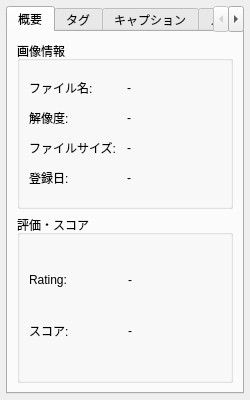
Before: the Qt Designer form src/lorairo/gui/designer/SelectedImageDetailsWidget.ui in NEXTAltair/LoRAIro, drawn with Qt 5.
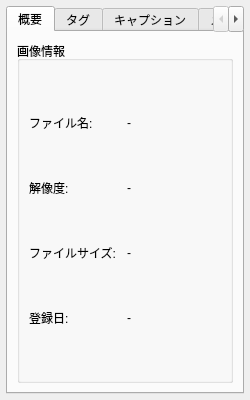
After: the same form once the commit is applied. Custom widgets are drawn as their Qt base class.

Commit message:
refactor: Integrate Rating/Score editing into Image Details tab
統合右パネルレイアウトを実装し、タブ数を削減しました。

変更内容:
- タブ数: 3タブ → 2タブ（Rating/Score編集タブを画像詳細タブに統合）
- Stretch比率: 3:1:2 → 3:1
- RatingScoreEditWidgetを画像詳細タブ内に配置

主要変更:
- MainWindow.ui: tabRatingScoreEdit削除、stretch属性変更
- SelectedImageDetailsWidget.ui: groupBoxRatingScore削除
- SelectedImageDetailsWidget: RatingScoreEditWidget統合、シグナル転送実装
- MainWindow: イベント接続をSelectedImageDetailsWidget経由に変更

機能維持:
- すべてのRating/Score編集機能は保持
- シグナル転送により既存のイベントハンドラと互換性維持

Diff of the .ui file:
```diff
--- a/src/lorairo/gui/designer/SelectedImageDetailsWidget.ui
+++ b/src/lorairo/gui/designer/SelectedImageDetailsWidget.ui
@@ -158,67 +158,6 @@
          </layout>
         </widget>
        </item>
-       <item>
-        <widget class="QGroupBox" name="groupBoxRatingScore">
-         <property name="title">
-          <string>評価・スコア</string>
-         </property>
-         <layout class="QGridLayout" name="gridLayoutRatingScore">
-          <item row="0" column="0">
-           <widget class="QLabel" name="labelRating">
-            <property name="text">
-             <string>Rating:</string>
-            </property>
-            <property name="sizePolicy">
-             <sizepolicy hsizetype="Preferred" vsizetype="Fixed">
-              <horstretch>0</horstretch>
-              <verstretch>0</verstretch>
-             </sizepolicy>
-            </property>
-           </widget>
-          </item>
-          <item row="0" column="1">
-           <widget class="QLabel" name="labelRatingValue">
-            <property name="text">
-             <string>-</string>
-            </property>
-            <property name="sizePolicy">
-             <sizepolicy hsizetype="Preferred" vsizetype="Fixed">
-              <horstretch>0</horstretch>
-              <verstretch>0</verstretch>
-             </sizepolicy>
-            </property>
-           </widget>
-          </item>
-          <item row="1" column="0">
-           <widget class="QLabel" name="labelScore">
-            <property name="text">
-             <string>スコア:</string>
-            </property>
-            <property name="sizePolicy">
-             <sizepolicy hsizetype="Preferred" vsizetype="Fixed">
-              <horstretch>0</horstretch>
-              <verstretch>0</verstretch>
-             </sizepolicy>
-            </property>
-           </widget>
-          </item>
-          <item row="1" column="1">
-           <widget class="QLabel" name="labelScoreValue">
-            <property name="text">
-             <string>-</string>
-            </property>
-            <property name="sizePolicy">
-             <sizepolicy hsizetype="Preferred" vsizetype="Fixed">
-              <horstretch>0</horstretch>
-              <verstretch>0</verstretch>
-             </sizepolicy>
-            </property>
-           </widget>
-          </item>
-         </layout>
-        </widget>
-       </item>
       </layout>
      </widget>
      <widget class="QWidget" name="tabTags">
```
The commit also changes 8 other files.
